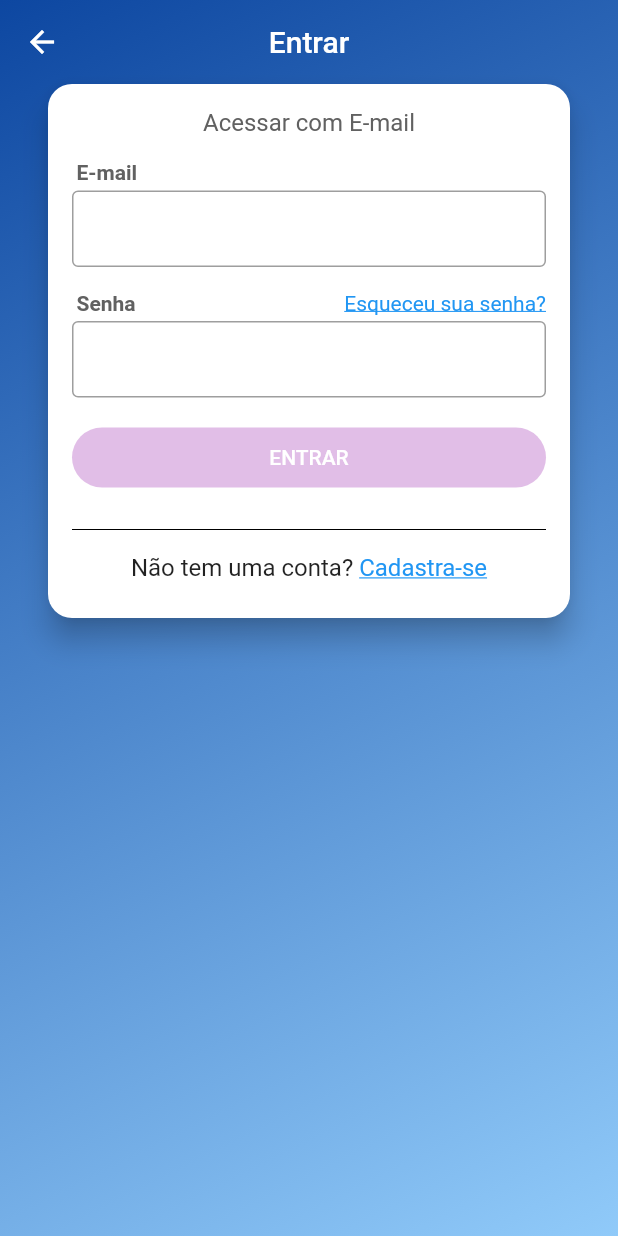
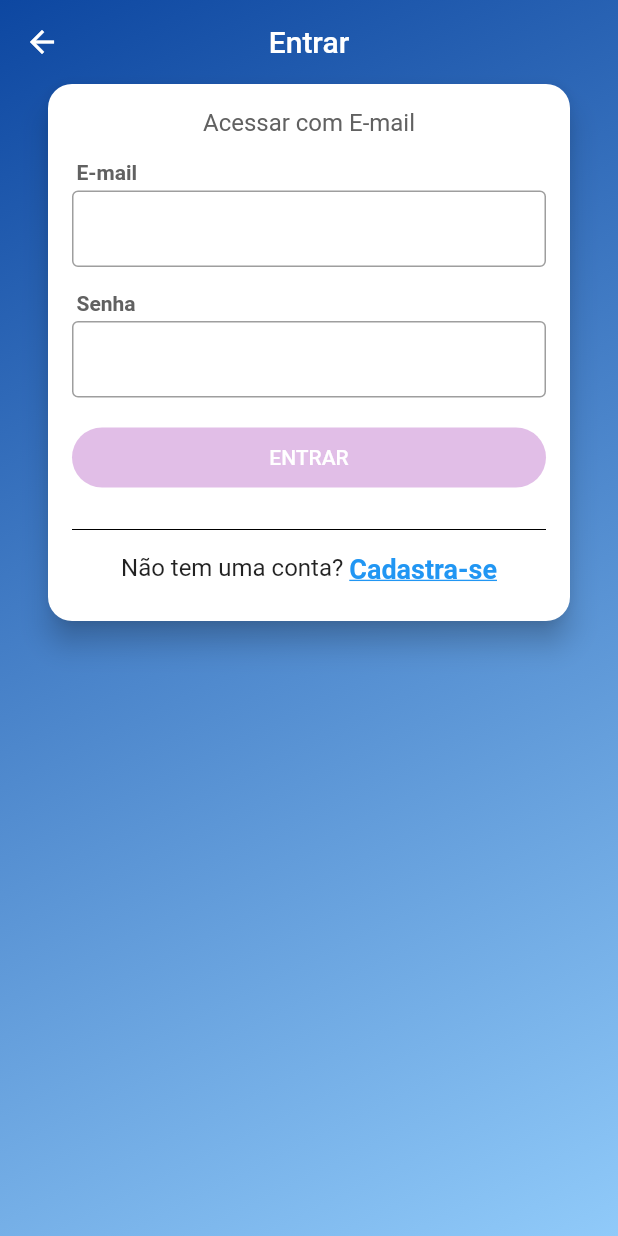
Before and after one commit to Paulodev88/flutter_manutencao_final, a Flutter app: the screen it shows after launch, in the side drawer, after a tap on "Acesse sua conta!", on a phone screen of 412 x 824 dp. Run offline on Flutter 3.47's test engine with Material 2 defaults, Android fonts, the phone set to English and light mode, and no system bars; our stand-ins replace brasil_fields, cached_network_image, carousel_pro, data_connection_checker, flutter_mobx, get_it and 6 more; accounts and stored records are empty; generated files the repository leaves out were written again; network calls fail; statements that could not run were skipped.

Commit message:
Alterado o botão cadastre-se na tela de login

```diff
--- a/lib/screen/login/login_Screen.dart
+++ b/lib/screen/login/login_Screen.dart
@@ -107,15 +107,6 @@ class _LoginScreenState extends State<LoginScreen> {
                                     color: Colors.grey[700],
                                     fontWeight: FontWeight.w700),
                               ),
-                              GestureDetector(
-                                child: Text(
-                                  "Esqueceu sua senha?",
-                                  style: TextStyle(
-                                      decoration: TextDecoration.underline,
-                                      color: Colors.blue),
-                                ),
-                                onTap: () {},
-                              )
                             ],
                           )),
                       Observer(builder: (_) {
@@ -171,8 +162,9 @@ class _LoginScreenState extends State<LoginScreen> {
                                 "Cadastra-se",
                                 style: TextStyle(
                                     decoration: TextDecoration.underline,
+                                    fontWeight: FontWeight.bold,
                                     color: Colors.blue,
-                                    fontSize: 16),
+                                    fontSize: 18),
                               ),
                             ),
                           ],
```
